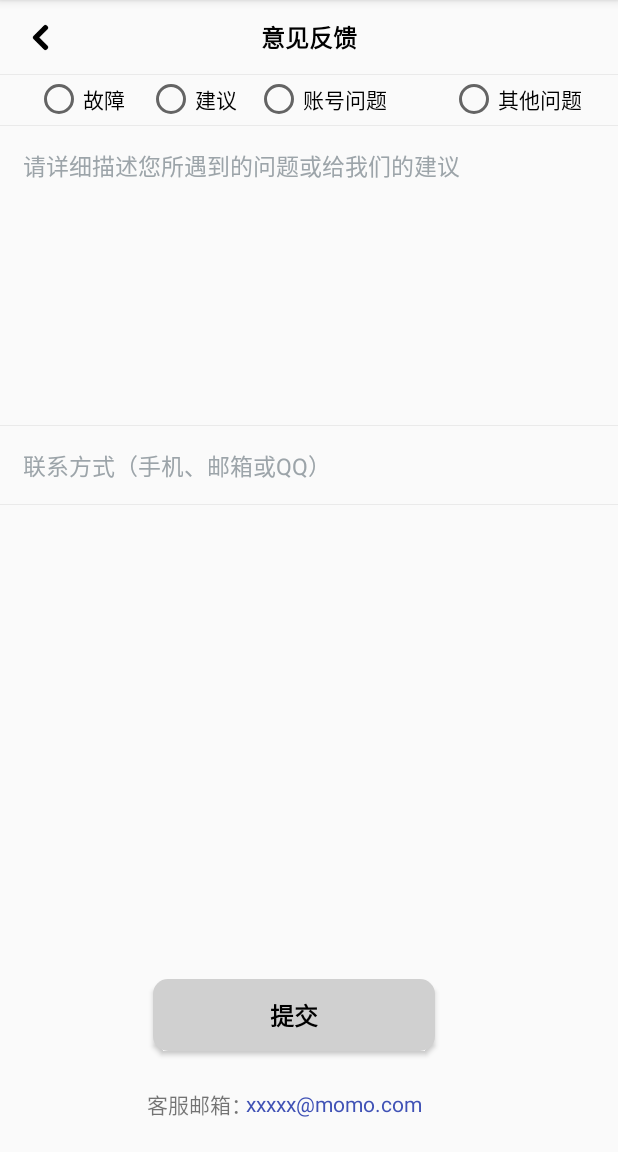
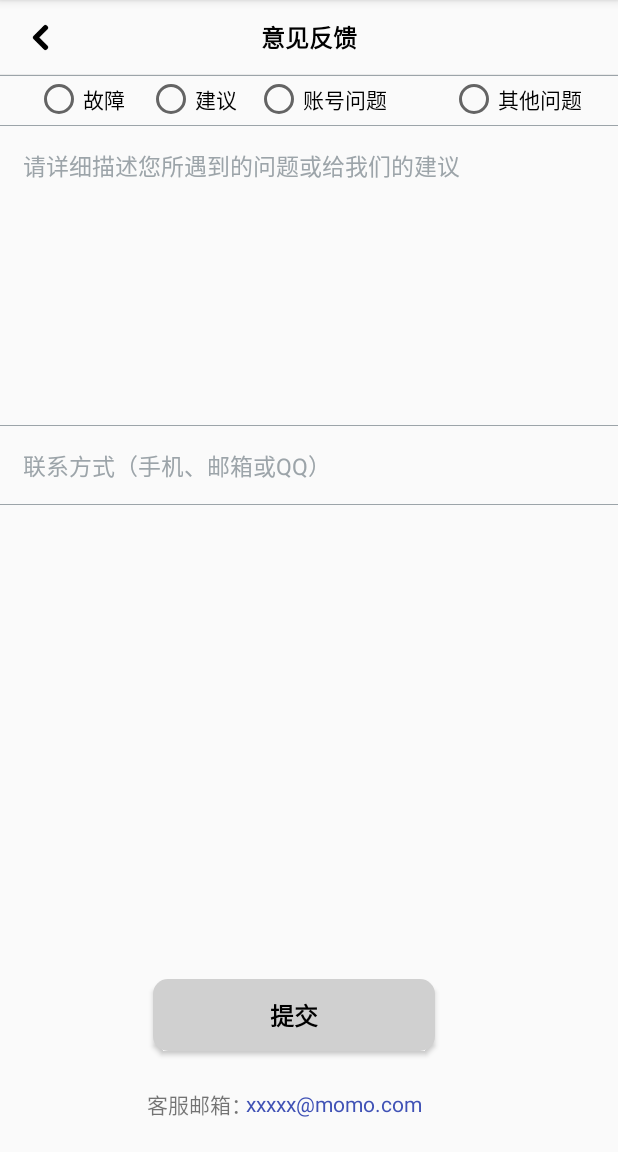
Before and after one commit to wow060118/List, an Android app: the AdviceActivity screen opened directly, with no data from a screen before it, on a phone screen of 412 x 824 dp, the part 84-1236 px from its top. Run offline under Robolectric (Android 15) with nearby library versions, the phone set to English and light mode, and no system bars; libraries missing offline, so code that uses them is left out: com.alibaba.fastjson.

Commit message:
建议页面

```diff
--- a/app/src/main/res/layout/advice.xml
+++ b/app/src/main/res/layout/advice.xml
@@ -26,8 +26,8 @@
 
             android:layout_below="@+id/button_bug"
             android:layout_alignParentStart="true"
-            android:layout_marginTop="-233dp"
-            android:background="#EAEAEA" />
+            android:layout_marginTop="50dp"
+            android:background="#9ca4a9" />
 
         <RadioGroup
             android:id="@+id/radio_group"
@@ -98,7 +98,7 @@
             android:layout_alignParentStart="true"
             android:layout_marginStart="0dp"
             android:layout_marginTop="-200dp"
-            android:background="#EAEAEA" />
+            android:background="#9ca4a9" />
 
         <EditText
             android:id="@+id/advice_text"
@@ -120,7 +120,7 @@
             android:layout_width="match_parent"
             android:layout_height="0.5dp"
             android:layout_below="@+id/advice_text"
-            android:background="#EAEAEA" />
+            android:background="#9ca4a9" />
 
         <EditText
             android:id="@+id/contact"
@@ -147,7 +147,7 @@
             android:layout_below="@+id/contact"
             android:layout_alignParentStart="true"
             android:layout_marginTop="-1dp"
-            android:background="#EAEAEA" />
+            android:background="#9ca4a9" />
 
 
         <Button
```
Also changed, not shown: app/src/main/res/layout/activity_main.xml (+9 -0 lines).
